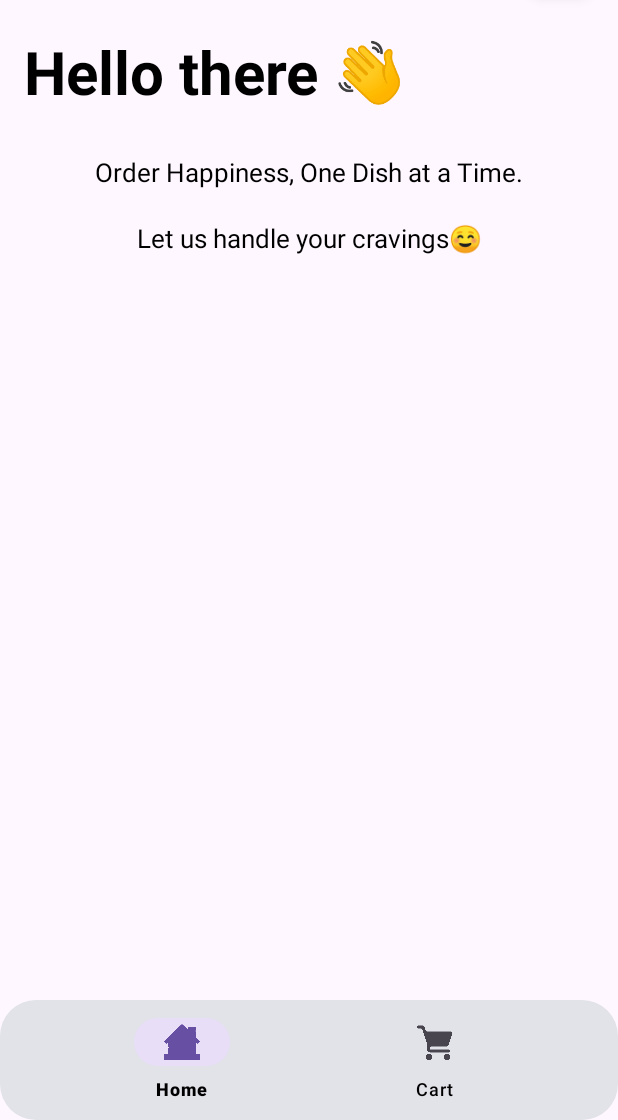
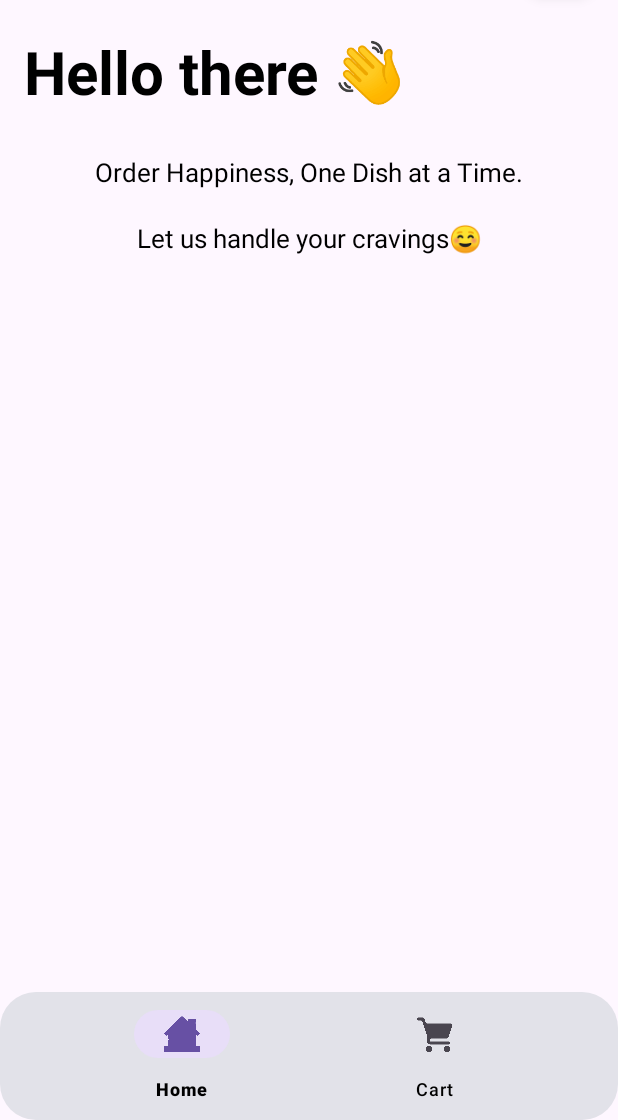
Before and after one commit to SayedHaneef31/Dish-Delight, an Android app: the screen it shows after launch (HomeActivity before the commit, MainActivity after it), on a phone screen of 412 x 824 dp, the part 116-1236 px from its top. Run offline under Robolectric (Android 15) with nearby library versions, the light colour scheme and no system bars; pictures from the network do not load.

Commit message:
Shifted to fragments

```diff
--- /dev/null
+++ b/app/src/main/java/com/example/dishdelight/Fragments/CartFragment.kt
@@ -0,0 +1,60 @@
+package com.example.dishdelight.Fragments
+
+import android.os.Bundle
+import androidx.fragment.app.Fragment
+import android.view.LayoutInflater
+import android.view.View
+import android.view.ViewGroup
+import com.example.dishdelight.R
+
+// TODO: Rename parameter arguments, choose names that match
+// the fragment initialization parameters, e.g. ARG_ITEM_NUMBER
+private const val ARG_PARAM1 = "param1"
+private const val ARG_PARAM2 = "param2"
+
+/**
+ * A simple [Fragment] subclass.
+ * Use the [CartFragment.newInstance] factory method to
+ * create an instance of this fragment.
+ */
+class CartFragment : Fragment() {
+    // TODO: Rename and change types of parameters
+    private var param1: String? = null
+    private var param2: String? = null
+
+    override fun onCreate(savedInstanceState: Bundle?) {
+        super.onCreate(savedInstanceState)
+        arguments?.let {
+            param1 = it.getString(ARG_PARAM1)
+            param2 = it.getString(ARG_PARAM2)
+        }
+    }
+
+    override fun onCreateView(
+        inflater: LayoutInflater, container: ViewGroup?,
+        savedInstanceState: Bundle?
+    ): View? {
+        // Inflate the layout for this fragment
+        return inflater.inflate(R.layout.fragment_cart, container, false)
+    }
+
+    companion object {
+        /**
+         * Use this factory method to create a new instance of
+         * this fragment using the provided parameters.
+         *
+         * @param param1 Parameter 1.
+         * @param param2 Parameter 2.
+         * @return A new instance of fragment CartFragment.
+         */
+        // TODO: Rename and change types and number of parameters
+        @JvmStatic
+        fun newInstance(param1: String, param2: String) =
+            CartFragment().apply {
+                arguments = Bundle().apply {
+                    putString(ARG_PARAM1, param1)
+                    putString(ARG_PARAM2, param2)
+                }
+            }
+    }
+}
--- /dev/null
+++ b/app/src/main/java/com/example/dishdelight/Fragments/CuisineFragment.kt
@@ -0,0 +1,60 @@
+package com.example.dishdelight.Fragments
+
+import android.os.Bundle
+import androidx.fragment.app.Fragment
+import android.view.LayoutInflater
+import android.view.View
+import android.view.ViewGroup
+import com.example.dishdelight.R
+
+// TODO: Rename parameter arguments, choose names that match
+// the fragment initialization parameters, e.g. ARG_ITEM_NUMBER
+private const val ARG_PARAM1 = "param1"
+private const val ARG_PARAM2 = "param2"
+
+/**
+ * A simple [Fragment] subclass.
+ * Use the [CuisineFragment.newInstance] factory method to
+ * create an instance of this fragment.
+ */
+class CuisineFragment : Fragment() {
+    // TODO: Rename and change types of parameters
+    private var param1: String? = null
+    private var param2: String? = null
+
+    override fun onCreate(savedInstanceState: Bundle?) {
+        super.onCreate(savedInstanceState)
+        arguments?.let {
+            param1 = it.getString(ARG_PARAM1)
+            param2 = it.getString(ARG_PARAM2)
+        }
+    }
+
+    override fun onCreateView(
+        inflater: LayoutInflater, container: ViewGroup?,
+        savedInstanceState: Bundle?
+    ): View? {
+        // Inflate the layout for this fragment
+        return inflater.inflate(R.layout.fragment_cuisine, container, false)
+    }
+
+    companion object {
+        /**
+         * Use this factory method to create a new instance of
+         * this fragment using the provided parameters.
+         *
+         * @param param1 Parameter 1.
+         * @param param2 Parameter 2.
+         * @return A new instance of fragment CuisineFragment.
+         */
+        // TODO: Rename and change types and number of parameters
+        @JvmStatic
+        fun newInstance(param1: String, param2: String) =
+            CuisineFragment().apply {
+                arguments = Bundle().apply {
+                    putString(ARG_PARAM1, param1)
+                    putString(ARG_PARAM2, param2)
+                }
+            }
+    }
+}
--- a/app/src/main/java/com/example/dishdelight/MainActivity.kt
+++ b/app/src/main/java/com/example/dishdelight/MainActivity.kt
@@ -1,20 +1,63 @@
 package com.example.dishdelight
-
+import androidx.fragment.app.Fragment
 import android.os.Bundle
 import androidx.activity.enableEdgeToEdge
 import androidx.appcompat.app.AppCompatActivity
 import androidx.core.view.ViewCompat
 import androidx.core.view.WindowInsetsCompat
+import com.example.dishdelight.Fragments.CartFragment
+import com.example.dishdelight.Fragments.CuisineFragment
+import com.example.dishdelight.Fragments.HomeFragment
+import com.example.dishdelight.databinding.ActivityMainBinding
 
 class MainActivity : AppCompatActivity() {
+
+    private lateinit var binding: ActivityMainBinding
+
+    private val homeFragment = HomeFragment()
+    private val cartFragment = CartFragment()
+    private val cuisineFragment = CuisineFragment()
+
+
+    private var activeFragment : Fragment = homeFragment
+
     override fun onCreate(savedInstanceState: Bundle?) {
         super.onCreate(savedInstanceState)
         enableEdgeToEdge()
-        setContentView(R.layout.activity_main)
-        ViewCompat.setOnApplyWindowInsetsListener(findViewById(R.id.main)) { v, insets ->
-            val systemBars = insets.getInsets(WindowInsetsCompat.Type.systemBars())
-            v.setPadding(systemBars.left, systemBars.top, systemBars.right, systemBars.bottom)
-            insets
+        binding = ActivityMainBinding.inflate(layoutInflater)
+        setContentView(binding.root)
+
+
+        //Adding all the supported fragments to the activity
+        supportFragmentManager.beginTransaction()
+            .add(R.id.fragment_container, homeFragment, "home")
+            .add(R.id.fragment_container, cartFragment, "cart").hide(cartFragment)
+            .add(R.id.fragment_container, cuisineFragment, "cuisine").hide(cuisineFragment)
+            .commit()
+
+        //Setting up the bottom navigation
+        binding.navigationnnnn.setOnItemSelectedListener { item ->
+            when(item.itemId)
+            {
+                R.id.nav_home -> {
+                    switchFragment(homeFragment)
+                    true
+                }
+                R.id.cart -> {
+                    switchFragment(cartFragment)
+                    true
+                }
+                else -> false
+            }
         }
+
+
+    }
+    private fun switchFragment(targetFragment: Fragment) {
+        supportFragmentManager.beginTransaction()
+            .hide(activeFragment)
+            .show(targetFragment)
+            .commit()
+        activeFragment = targetFragment
     }
 }
--- a/app/src/main/java/com/example/dishdelight/SplashScreen.kt
+++ b/app/src/main/java/com/example/dishdelight/SplashScreen.kt
@@ -17,7 +17,7 @@ class SplashScreen : AppCompatActivity() {
 
 
         Handler(Looper.getMainLooper()).postDelayed({
-            startActivity(Intent(this, HomeActivity::class.java))
+            startActivity(Intent(this, MainActivity::class.java))
             finish()
         }, 200)
 
--- a/app/src/main/res/layout/activity_main.xml
+++ b/app/src/main/res/layout/activity_main.xml
@@ -1,10 +1,26 @@
 <?xml version="1.0" encoding="utf-8"?>
-<androidx.constraintlayout.widget.ConstraintLayout xmlns:android="http://schemas.android.com/apk/res/android"
+<androidx.coordinatorlayout.widget.CoordinatorLayout
+    xmlns:android="http://schemas.android.com/apk/res/android"
     xmlns:app="http://schemas.android.com/apk/res-auto"
-    xmlns:tools="http://schemas.android.com/tools"
-    android:id="@+id/main"
     android:layout_width="match_parent"
-    android:layout_height="match_parent"
-    tools:context=".MainActivity">
+    android:layout_height="match_parent">
 
-</androidx.constraintlayout.widget.ConstraintLayout>
+    <FrameLayout
+        android:id="@+id/fragment_container"
+        android:layout_width="match_parent"
+        android:layout_height="match_parent"
+        android:layout_marginBottom="85dp" />
+
+    <com.google.android.material.bottomnavigation.BottomNavigationView
+        android:id="@+id/navigationnnnn"
+        android:layout_width="match_parent"
+        android:layout_height="85dp"
+        android:layout_gravity="bottom"
+        android:background="@drawable/bg_nav_bar"
+        android:elevation="6dp"
+        app:itemIconTint="@null"
+        app:itemTextColor="@color/black"
+        app:labelVisibilityMode="labeled"
+        app:menu="@menu/bottom_navigation" />
+
+</androidx.coordinatorlayout.widget.CoordinatorLayout>
--- /dev/null
+++ b/app/src/main/res/layout/fragment_home.xml
@@ -0,0 +1,141 @@
+<?xml version="1.0" encoding="utf-8"?>
+<androidx.constraintlayout.widget.ConstraintLayout
+    xmlns:android="http://schemas.android.com/apk/res/android"
+    xmlns:app="http://schemas.android.com/apk/res-auto"
+    xmlns:tools="http://schemas.android.com/tools"
+    android:id="@+id/main"
+    android:layout_width="match_parent"
+    android:layout_height="match_parent"
+    app:backgroundTint="@android:color/white"
+    tools:context=".Fragments.HomeFragment">
+
+    <ImageView
+        android:id="@+id/imageView2"
+        android:layout_width="50dp"
+        android:layout_height="50dp"
+        android:layout_marginStart="16dp"
+        android:layout_marginTop="24dp"
+        android:src="@drawable/logo_no_text"
+        app:layout_constraintStart_toStartOf="parent"
+        app:layout_constraintTop_toTopOf="parent" />
+
+    <TextView
+        android:id="@+id/textView3"
+        android:layout_width="wrap_content"
+        android:layout_height="wrap_content"
+        android:layout_marginStart="8dp"
+        android:text="Dish Delight"
+        android:textColor="@color/black"
+        android:textSize="22sp"
+        android:textStyle="bold|italic"
+        app:layout_constraintBottom_toBottomOf="@+id/imageView2"
+        app:layout_constraintStart_toEndOf="@+id/imageView2"
+        app:layout_constraintTop_toTopOf="@+id/imageView2"
+        app:layout_constraintVertical_bias="0.65" />
+
+    <TextView
+        android:id="@+id/textView4"
+        android:layout_width="wrap_content"
+        android:layout_height="wrap_content"
+        android:layout_marginStart="16dp"
+        android:layout_marginTop="24dp"
+
+        android:text="@string/hello_there"
+        android:textColor="@color/black"
+        android:textSize="40sp"
+        android:textStyle="bold"
+        app:layout_constraintStart_toStartOf="parent"
+        app:layout_constraintTop_toBottomOf="@+id/imageView2" />
+
+    <TextView
+        android:id="@+id/textView5"
+        android:layout_width="wrap_content"
+        android:layout_height="wrap_content"
+
+        android:layout_marginTop="28dp"
+        android:text="@string/order_happiness"
+        android:textColor="@color/black"
+        android:textSize="17sp"
+        app:layout_constraintEnd_toEndOf="parent"
+        app:layout_constraintHorizontal_bias="0.5"
+        app:layout_constraintStart_toStartOf="parent"
+        app:layout_constraintTop_toBottomOf="@+id/textView4" />
+
+    <HorizontalScrollView
+        android:id="@+id/horizontalScrollView"
+        android:layout_width="0dp"
+        android:layout_height="wrap_content"
+
+        app:layout_constraintEnd_toEndOf="parent"
+        app:layout_constraintStart_toStartOf="parent"
+        app:layout_constraintTop_toBottomOf="@+id/textView5">
+
+        <LinearLayout
+            android:id="@+id/horizontalScrollContainer"
+            android:layout_width="wrap_content"
+            android:layout_height="wrap_content"
+            android:layout_margin="10dp"
+            android:gravity="center_vertical"
+            android:orientation="horizontal"
+
+            >
+
+            <!--            We will fill the elements dynamically-->
+
+
+        </LinearLayout>
+    </HorizontalScrollView>
+
+    <TextView
+        android:id="@+id/textView7"
+        android:layout_width="wrap_content"
+        android:layout_height="wrap_content"
+
+        android:text="@string/handle_cravings"
+        android:textColor="@color/black"
+        android:textSize="17sp"
+        app:layout_constraintEnd_toEndOf="parent"
+        app:layout_constraintHorizontal_bias="0.5"
+        app:layout_constraintStart_toStartOf="parent"
+        app:layout_constraintTop_toBottomOf="@+id/horizontalScrollView" />
+
+    <ScrollView
+        android:id="@+id/horizontalScrollView2"
+        android:layout_width="match_parent"
+        android:layout_height="0dp"
+        android:layout_marginTop="12dp"
+        android:padding="8dp"
+
+        app:layout_constraintBottom_toBottomOf="parent"
+        app:layout_constraintEnd_toEndOf="parent"
+        app:layout_constraintStart_toStartOf="parent"
+        app:layout_constraintTop_toBottomOf="@+id/textView7">
+
+        <LinearLayout
+            android:id="@+id/containerPopularFoods"
+            android:layout_width="match_parent"
+            android:layout_height="wrap_content"
+            android:orientation="vertical">
+
+            <!--            Will be adding cards dynamically-->
+            <!--            <include layout="@layout/popular_food_card" />-->
+            <!--            <include layout="@layout/popular_food_card" />-->
+            <!--            <include layout="@layout/popular_food_card" />-->
+
+        </LinearLayout>
+    </ScrollView>
+
+
+    <com.google.android.material.floatingactionbutton.FloatingActionButton
+        android:id="@+id/floatingActionButton2"
+        android:layout_width="49dp"
+        android:layout_height="52dp"
+        android:layout_marginTop="24dp"
+        android:layout_marginEnd="16dp"
+        android:clickable="true"
+        app:backgroundTint="@android:color/white"
+        app:layout_constraintEnd_toEndOf="parent"
+        app:layout_constraintTop_toTopOf="parent"
+        app:srcCompat="@drawable/menu_icon" />
+
+</androidx.constraintlayout.widget.ConstraintLayout>
--- a/app/src/main/res/values/strings.xml
+++ b/app/src/main/res/values/strings.xml
@@ -7,6 +7,8 @@
     <string name="homee">Home</string>
     <string name="cartt">Cart</string>
     <string name="dev_contacts">Developer Contacts 📌</string>
+    <!-- TODO: Remove or change this placeholder text -->
+    <string name="hello_blank_fragment">Hello blank fragment</string>
 
 
 </resources>
```
Also changed, not shown: app/src/main/java/com/example/dishdelight/Fragments/HomeFragment.kt (added, +292 -0 lines), app/src/main/res/layout/fragment_cart.xml (added, +14 -0 lines), app/src/main/res/layout/fragment_cuisine.xml (added, +14 -0 lines).
